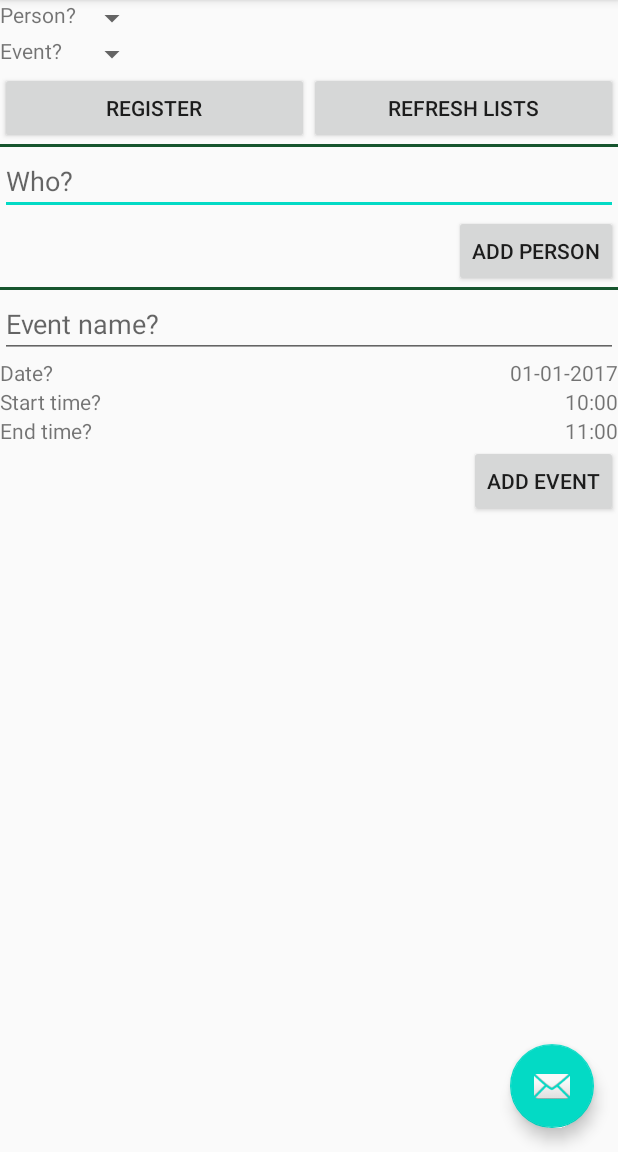
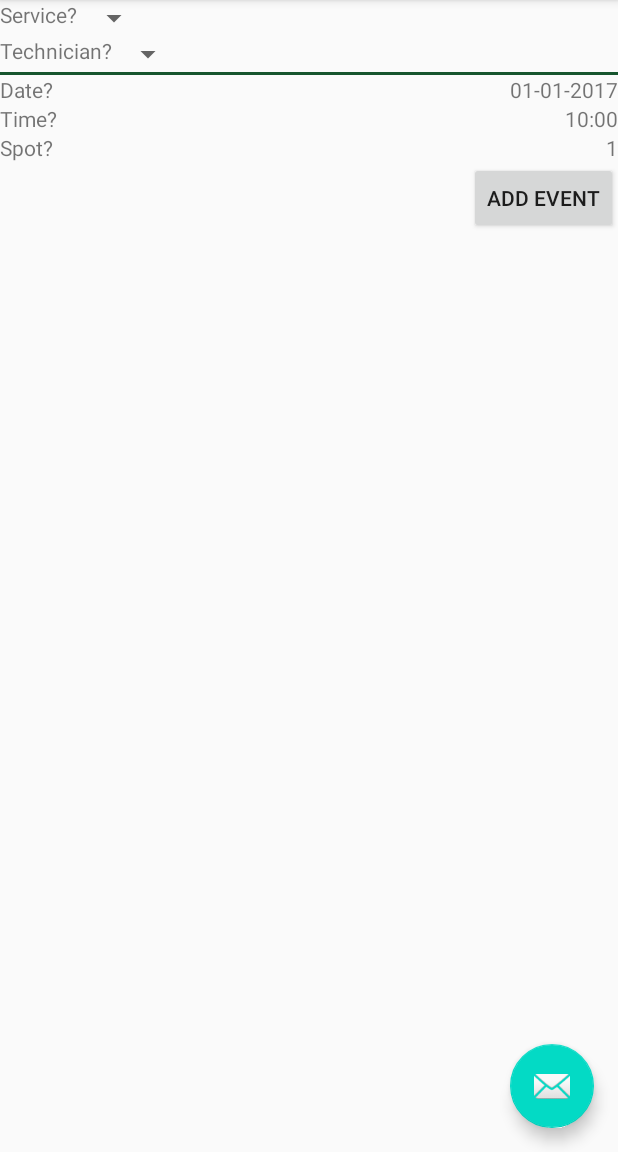
Before and after one commit to McGill-ECSE321-Winter2021/project-group-04, an Android app: the screen it shows after launch (MainActivity), on a phone screen of 412 x 824 dp, the part 84-1236 px from its top. Run offline under Robolectric (Android 15) with nearby library versions, the phone set to English and light mode, and no system bars; libraries missing offline, so code that uses them is left out: com.loopj.android, cz.msebera.android; 5 statements that could not run were skipped.

Commit message:
some code

```diff
--- a/Project-Group-04-Android/app/src/main/res/layout/content_main.xml
+++ b/Project-Group-04-Android/app/src/main/res/layout/content_main.xml
@@ -38,14 +38,14 @@
                     <TextView
                         android:layout_height="wrap_content"
                         android:layout_width="wrap_content"
-                        android:text="@string/personspinner_label"/>
+                        android:text="@string/servicespinner_label"/>
 
                     <Spinner
                         android:layout_height="wrap_content"
                         android:layout_width="wrap_content"
                         android:layout_gravity="end"
                         android:prompt="@string/name_prompt"
-                        android:id="@+id/personspinner"/>
+                        android:id="@+id/servicespinner"/>
 
                 </LinearLayout>
 
@@ -57,10 +57,10 @@
                     <TextView
                         android:layout_height="wrap_content"
                         android:layout_width="wrap_content"
-                        android:text="@string/eventspinner_label"/>
+                        android:text="@string/technicianspinner_label"/>
 
                     <Spinner
-                        android:id="@+id/eventspinner"
+                        android:id="@+id/technicianspinner"
                         android:layout_width="match_parent"
                         android:layout_height="wrap_content"
                         android:layout_gravity="end"
@@ -70,24 +70,10 @@
                 </LinearLayout>
 
             </LinearLayout>
-            <LinearLayout
-                android:orientation="horizontal"
-                android:layout_height="wrap_content"
-                android:layout_width="match_parent">
-                <Button
-                    android:layout_width="0dp"
-                    android:layout_height="wrap_content"
-                    android:layout_weight="1"
-                    android:text="@string/register_button"
-                    android:layout_gravity="start"/>
-                <Button
-                    android:layout_width="0dp"
-                    android:layout_height="wrap_content"
-                    android:layout_weight="1"
-                    android:text="@string/refresh_button"
-                    android:layout_gravity="end"/>
-            </LinearLayout>
         </LinearLayout>
+
+
+
 
 
         <View
@@ -96,93 +82,77 @@
             android:background="#16552e"/>
 
         <LinearLayout
-            android:orientation="vertical"
-            android:layout_height="wrap_content"
-            android:layout_width="match_parent">
-            <EditText
+            android:layout_width="match_parent"
+            android:layout_height="121dp"
+            android:orientation="vertical">
+
+
+
+            <LinearLayout
                 android:layout_width="match_parent"
                 android:layout_height="wrap_content"
-                android:id="@+id/newperson_name"
-                android:hint="@string/newperson_hint"/>
+                android:orientation="horizontal">
+
+                <TextView
+                    android:layout_width="0dp"
+                    android:layout_height="wrap_content"
+                    android:layout_weight="1"
+                    android:text="@string/newappointment_date_label" />
+
+                <TextView
+                    android:id="@+id/newevent_date"
+                    android:layout_width="wrap_content"
+                    android:layout_height="wrap_content"
+                    android:layout_gravity="end"
+                    android:onClick="showDatePickerDialog"
+                    android:text="@string/newappointment_date_first" />
+            </LinearLayout>
+
+            <LinearLayout
+                android:layout_width="match_parent"
+                android:layout_height="wrap_content"
+                android:orientation="horizontal">
+
+                <TextView
+                    android:layout_width="0dp"
+                    android:layout_height="wrap_content"
+                    android:layout_weight="1"
+                    android:text="@string/starttime_label" />
+
+                <TextView
+                    android:id="@+id/starttime"
+                    android:layout_width="wrap_content"
+                    android:layout_height="wrap_content"
+                    android:layout_gravity="end"
+                    android:onClick="showTimePickerDialog"
+                    android:text="@string/starttime_first" />
+            </LinearLayout>
+
+            <LinearLayout
+                android:layout_width="match_parent"
+                android:layout_height="wrap_content"
+                android:orientation="horizontal">
+
+                <TextView
+                    android:layout_width="0dp"
+                    android:layout_height="wrap_content"
+                    android:layout_weight="1"
+                    android:text="@string/spot_label" />
+
+                <TextView
+                    android:id="@+id/endtime"
+                    android:layout_width="wrap_content"
+                    android:layout_height="wrap_content"
+                    android:layout_gravity="end"
+                    android:onClick="showTimePickerDialog"
+                    android:text="@string/spot_first" />
+            </LinearLayout>
+
             <Button
                 android:layout_width="wrap_content"
                 android:layout_height="wrap_content"
                 android:layout_gravity="end"
-                android:text="@string/newperson_button"
-                android:onClick="addPerson"/>
-        </LinearLayout>
-
-        <View
-            android:layout_height="2dp"
-            android:layout_width="fill_parent"
-            android:background="#16552e"/>
-
-        <LinearLayout
-            android:layout_width="match_parent"
-            android:layout_height="wrap_content"
-            android:orientation="vertical">
-            <EditText android:id="@+id/newevent_name"
-                android:layout_height="wrap_content"
-                android:layout_width="fill_parent"
-                android:hint="@string/newevent_hint"/>
-            <LinearLayout
-                android:orientation="horizontal"
-                android:layout_height="wrap_content"
-                android:layout_width="match_parent">
-                <TextView
-                    android:layout_height="wrap_content"
-                    android:layout_width="0dp"
-                    android:layout_weight="1"
-                    android:text="@string/newevent_date_label"/>
-                <TextView
-                    android:layout_height="wrap_content"
-                    android:layout_width="wrap_content"
-                    android:text="@string/newevent_date_first"
-                    android:layout_gravity="end"
-                    android:id="@+id/newevent_date"
-                    android:onClick="showDatePickerDialog"/>
-            </LinearLayout>
-
-            <LinearLayout
-                android:orientation="horizontal"
-                android:layout_height="wrap_content"
-                android:layout_width="match_parent">
-                <TextView
-                    android:layout_height="wrap_content"
-                    android:layout_width="0dp"
-                    android:layout_weight="1"
-                    android:text="@string/starttime_label"/>
-                <TextView
-                    android:layout_height="wrap_content"
-                    android:layout_width="wrap_content"
-                    android:text="@string/starttime_first"
-                    android:layout_gravity="end"
-                    android:id="@+id/starttime"
-                    android:onClick="showTimePickerDialog"/>
-            </LinearLayout>
-
-            <LinearLayout
-                android:orientation="horizontal"
-                android:layout_height="wrap_content"
-                android:layout_width="match_parent">
-                <TextView
-                    android:layout_height="wrap_content"
-                    android:layout_width="0dp"
-                    android:layout_weight="1"
-                    android:text="@string/endtime_label"/>
-                <TextView
-                    android:layout_height="wrap_content"
-                    android:layout_width="wrap_content"
-                    android:text="@string/endtime_first"
-                    android:layout_gravity="end"
-                    android:id="@+id/endtime"
-                    android:onClick="showTimePickerDialog"/>
-            </LinearLayout>
-            <Button
-                android:layout_height="wrap_content"
-                android:layout_width="wrap_content"
-                android:text="@string/newevent_button"
-                android:layout_gravity="end"/>
+                android:text="@string/newevent_button" />
         </LinearLayout>
     </LinearLayout>
 
--- a/Project-Group-04-Android/app/src/main/res/values/strings.xml
+++ b/Project-Group-04-Android/app/src/main/res/values/strings.xml
@@ -12,15 +12,15 @@
     <string name="hello_second_fragment">Hello second fragment. Arg: %1$s</string>
     <string name="newperson_hint">Who?</string>
     <string name="newperson_button">Add Person</string>
-    <string name="newevent_date_label">Date?</string>
-    <string name="personspinner_label">Person?</string>
-    <string name="eventspinner_label">Event?</string>
-    <string name="starttime_label">Start time?</string>
-    <string name="endtime_label">End time?</string>
-    <string name="newevent_date_first">01-01-2017</string>
+    <string name="newappointment_date_label">Date?</string>
+    <string name="servicespinner_label">Service?</string>
+    <string name="technicianspinner_label">Technician?</string>
+    <string name="starttime_label">Time?</string>
+    <string name="spot_label">Spot?</string>
+    <string name="newappointment_date_first">01-01-2017</string>
     <string name="newevent_button">Add Event</string>
     <string name="starttime_first">10:00</string>
-    <string name="endtime_first">11:00</string>
+    <string name="spot_first">1</string>
     <string name="register_button">Register</string>
     <string name="newevent_hint">Event name?</string>
     <string name="refresh_button">Refresh lists</string>
```
